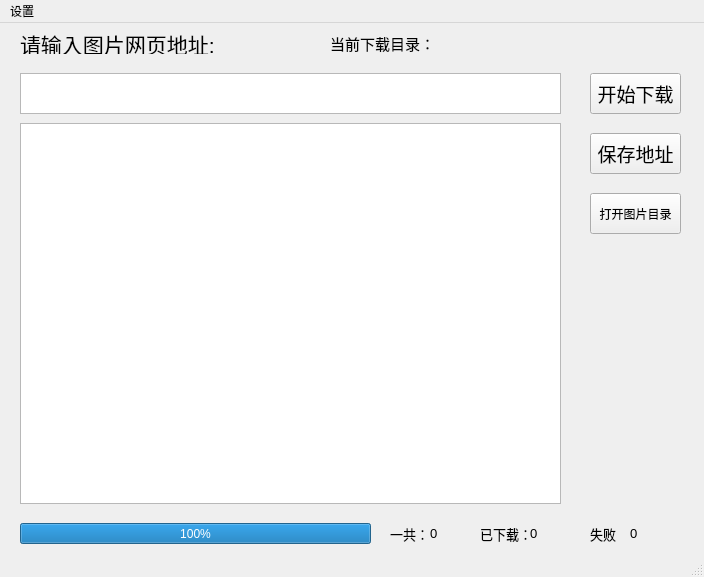
This is imagedl.ui in duanshuai007/autoDownloadImage as Qt 5 draws it before an edit. The edited form follows.
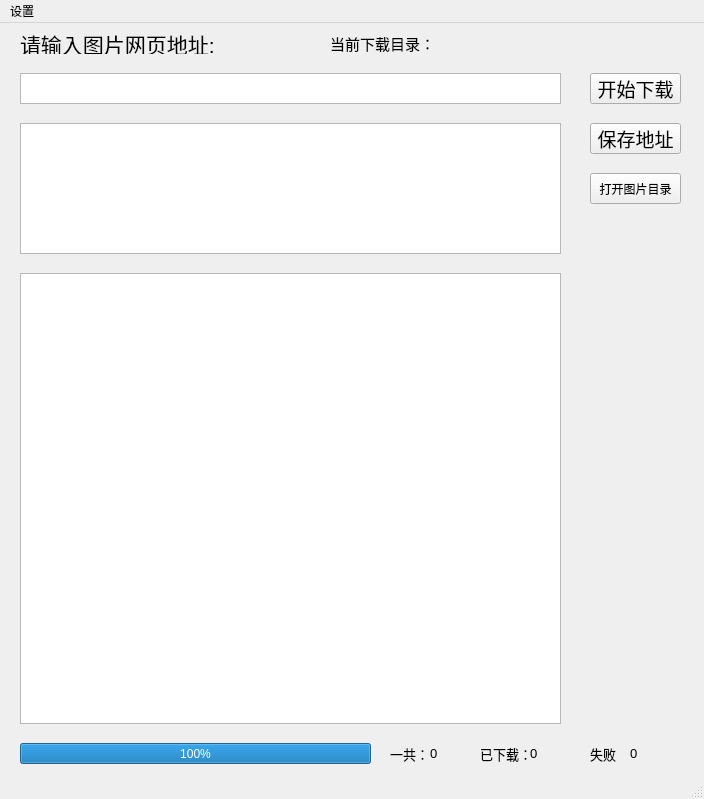
This is the edited form.

Patch:
```diff
--- a/imagedl.ui
+++ b/imagedl.ui
@@ -7,7 +7,7 @@
     <x>0</x>
     <y>0</y>
     <width>704</width>
-    <height>577</height>
+    <height>799</height>
    </rect>
   </property>
   <property name="windowTitle">
@@ -23,7 +23,7 @@
       <x>590</x>
       <y>50</y>
       <width>91</width>
-      <height>41</height>
+      <height>31</height>
      </rect>
     </property>
     <property name="font">
@@ -59,7 +59,7 @@
       <x>20</x>
       <y>50</y>
       <width>541</width>
-      <height>41</height>
+      <height>31</height>
      </rect>
     </property>
     <property name="font">
@@ -79,7 +79,7 @@
     <property name="geometry">
      <rect>
       <x>20</x>
-      <y>500</y>
+      <y>720</y>
       <width>351</width>
       <height>21</height>
      </rect>
@@ -92,7 +92,7 @@
     <property name="geometry">
      <rect>
       <x>390</x>
-      <y>500</y>
+      <y>720</y>
       <width>41</width>
       <height>21</height>
      </rect>
@@ -110,7 +110,7 @@
     <property name="geometry">
      <rect>
       <x>480</x>
-      <y>500</y>
+      <y>720</y>
       <width>51</width>
       <height>21</height>
      </rect>
@@ -128,7 +128,7 @@
     <property name="geometry">
      <rect>
       <x>430</x>
-      <y>500</y>
+      <y>720</y>
       <width>41</width>
       <height>21</height>
      </rect>
@@ -146,7 +146,7 @@
     <property name="geometry">
      <rect>
       <x>530</x>
-      <y>500</y>
+      <y>720</y>
       <width>41</width>
       <height>21</height>
      </rect>
@@ -164,9 +164,9 @@
     <property name="geometry">
      <rect>
       <x>590</x>
-      <y>110</y>
+      <y>100</y>
       <width>91</width>
-      <height>41</height>
+      <height>31</height>
      </rect>
     </property>
     <property name="font">
@@ -188,7 +188,7 @@
     <property name="geometry">
      <rect>
       <x>590</x>
-      <y>500</y>
+      <y>720</y>
       <width>31</width>
       <height>21</height>
      </rect>
@@ -206,7 +206,7 @@
     <property name="geometry">
      <rect>
       <x>630</x>
-      <y>500</y>
+      <y>720</y>
       <width>31</width>
       <height>21</height>
      </rect>
@@ -224,9 +224,9 @@
     <property name="geometry">
      <rect>
       <x>20</x>
-      <y>100</y>
+      <y>250</y>
       <width>541</width>
-      <height>381</height>
+      <height>451</height>
      </rect>
     </property>
    </widget>
@@ -234,9 +234,9 @@
     <property name="geometry">
      <rect>
       <x>590</x>
-      <y>170</y>
+      <y>150</y>
       <width>91</width>
-      <height>41</height>
+      <height>31</height>
      </rect>
     </property>
     <property name="text">
@@ -279,6 +279,16 @@
      <string/>
     </property>
    </widget>
+   <widget class="QListWidget" name="listWidget_wiatdownload">
+    <property name="geometry">
+     <rect>
+      <x>20</x>
+      <y>100</y>
+      <width>541</width>
+      <height>131</height>
+     </rect>
+    </property>
+   </widget>
   </widget>
   <widget class="QStatusBar" name="statusbar"/>
   <widget class="QMenuBar" name="menuBar">
```
Left out of the diff: 2 changed lines with no effect on the pictures.
